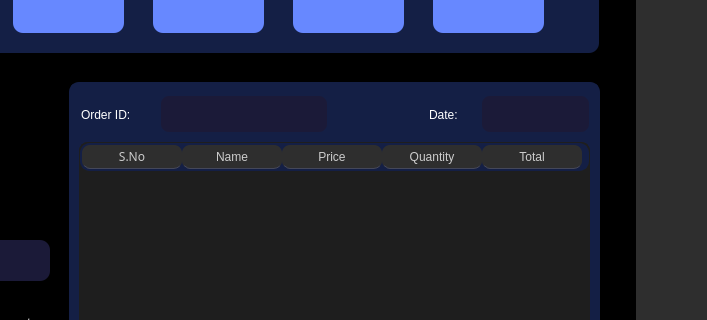
Above: assets/uiux/rma.ui from JinxSeven/retail-manager-lite before the change; both pictures show x 281 to 988 and y 139 to 459 of the 988 by 725 pixel window. Below: the same form after it.
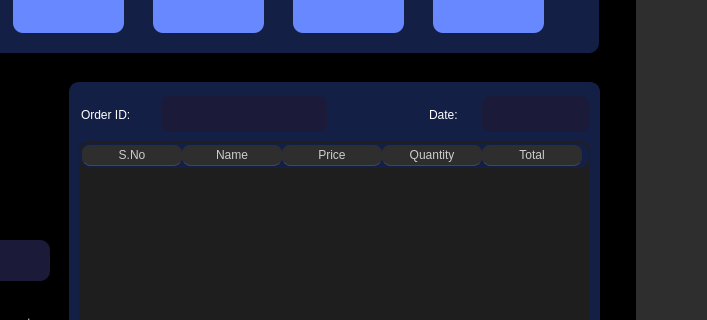
That is the form after the change. Icons and pictures are not drawn.

Diff of the .ui file:
```diff
--- a/assets/uiux/rma.ui
+++ b/assets/uiux/rma.ui
@@ -10,6 +10,12 @@
     <height>725</height>
    </rect>
   </property>
+  <property name="sizePolicy">
+   <sizepolicy hsizetype="Fixed" vsizetype="Expanding">
+    <horstretch>0</horstretch>
+    <verstretch>0</verstretch>
+   </sizepolicy>
+  </property>
   <property name="font">
    <font>
     <family>Poppins</family>
@@ -826,15 +832,13 @@
 }
 </string>
        </property>
+       <property name="sortingEnabled">
+        <bool>true</bool>
+       </property>
        <column>
         <property name="text">
          <string>S.No</string>
         </property>
-        <property name="font">
-         <font>
-          <family>Poppins</family>
-         </font>
-        </property>
        </column>
        <column>
         <property name="text">
```
